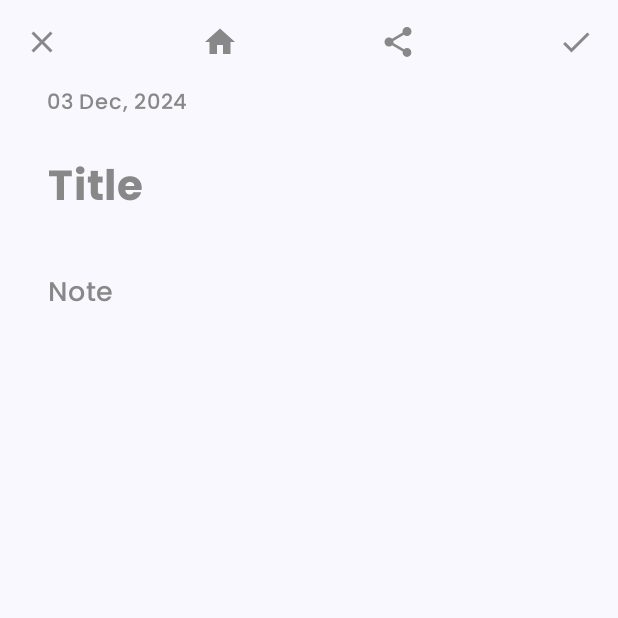
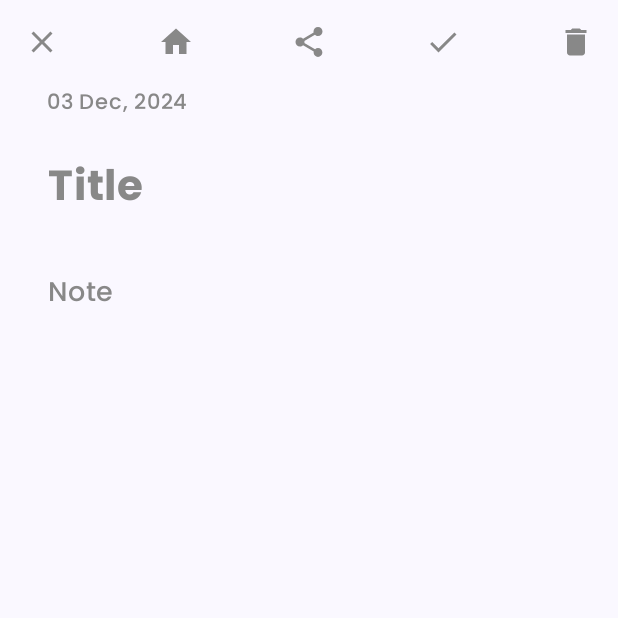
Before and after one commit to bhadravaghela0007/NoteSave, an Android app built with Jetpack Compose: the InnerScreen screen opened directly, with no data from a screen before it, on a phone screen of 412 x 824 dp, the top half of it. Run offline under Robolectric (Android 15) with nearby library versions, the phone set to English and light mode, and no system bars.

```diff
--- a/app/src/main/java/com/example/notesave/InnerScreen.kt
+++ b/app/src/main/java/com/example/notesave/InnerScreen.kt
@@ -8,29 +8,31 @@ import androidx.activity.compose.setContent
 import androidx.activity.enableEdgeToEdge
 import androidx.compose.foundation.clickable
 import androidx.compose.foundation.layout.*
+import androidx.compose.foundation.text.KeyboardActions
+import androidx.compose.foundation.text.KeyboardOptions
 import androidx.compose.material.icons.Icons
 import androidx.compose.material.icons.filled.Close
+import androidx.compose.material.icons.filled.Delete
 import androidx.compose.material.icons.filled.Done
 import androidx.compose.material.icons.filled.Home
-import androidx.compose.material.icons.filled.MoreVert
-import androidx.compose.material.icons.filled.Person
 import androidx.compose.material.icons.filled.Share
+import androidx.compose.material3.AlertDialog
+import androidx.compose.material3.Button
 import androidx.compose.material3.ExperimentalMaterial3Api
 import androidx.compose.material3.Icon
 import androidx.compose.material3.OutlinedTextField
 import androidx.compose.material3.OutlinedTextFieldDefaults
 import androidx.compose.material3.Scaffold
 import androidx.compose.material3.Text
-import androidx.compose.material3.TextField
-import androidx.compose.material3.TextFieldDefaults
+import androidx.compose.material3.TextButton
 import androidx.compose.runtime.*
 import androidx.compose.ui.Alignment
 import androidx.compose.ui.Modifier
 import androidx.compose.ui.graphics.Color
-import androidx.compose.ui.res.booleanResource
 import androidx.compose.ui.text.font.Font
 import androidx.compose.ui.text.font.FontFamily
 import androidx.compose.ui.text.font.FontWeight
+import androidx.compose.ui.text.input.KeyboardType
 import androidx.compose.ui.unit.dp
 import androidx.compose.ui.unit.sp
 import com.example.notesave.ui.theme.NoteSaveTheme
@@ -40,11 +42,18 @@ class InnerScreen : ComponentActivity() {
     override fun onCreate(savedInstanceState: Bundle?) {
         super.onCreate(savedInstanceState)
         enableEdgeToEdge()
+        var showDeleteDialog by mutableStateOf(false)
         setContent {
             NoteSaveTheme {
 
-                var titleText = remember { mutableStateOf("") }
-                var subtitleText = remember { mutableStateOf("") }
+                val intentData = intent.getSerializableExtra("allData") as? DataDetailsModel
+                val noteId = intentData?.id
+
+                var titleText by remember { mutableStateOf(intentData?.title ?: "") }
+                var subtitleText by remember { mutableStateOf(intentData?.subtitle ?: "") }
+
+                val initialTitle = intentData?.title ?: ""
+                val initialSubTitle = intentData?.subtitle ?: ""
 
                 val poppinsFontFamily = FontFamily(Font(R.font.poppins_medium))
                 val poppinsFontFamilyBold = FontFamily(Font(R.font.poppins_bold))
@@ -67,36 +76,66 @@ class InnerScreen : ComponentActivity() {
                                 contentDescription = "Close",
                                 tint = Color.Gray,
                                 modifier = Modifier.clickable {
-
+                                    finish()
                                 }
                             )
                             Icon(
                                 imageVector = Icons.Default.Home,
-                                contentDescription = "Add Person",
+                                contentDescription = "Home",
                                 tint = Color.Gray,
                                 modifier = Modifier.clickable {
+                                    if (titleText == initialTitle && subtitleText == initialSubTitle) {
+
+                                        val intent = Intent(this@InnerScreen, MainActivity::class.java)
+                                        startActivity(intent)
+                                        finish()
+                                    } else {
+                                        Toast.makeText(this@InnerScreen,
+                                            "Please save your changes before navigating Homepage.", Toast.LENGTH_SHORT).show()
+                                    }
 
                                 }
                             )
                             Icon(
                                 imageVector = Icons.Default.Share,
-                                contentDescription = "Home",
+                                contentDescription = "Share",
                                 tint = Color.Gray,
                                 modifier = Modifier.clickable {
 
+                                    val shareText = "Title: $titleText\n\nSubtitle: $subtitleText"
+
+                                    val shareIntent = Intent(Intent.ACTION_SEND).apply {
+                                        type = "text/plain"
+                                        putExtra(Intent.EXTRA_TEXT, shareText)
+                                    }
+
+                                    startActivity(Intent.createChooser(shareIntent, "Share Note"))
                                 }
                             )
-                            var mydatabase = MydataClass(applicationContext)
                             Icon(
                                 imageVector = Icons.Default.Done,
-                                contentDescription = "More Options",
+                                contentDescription = "Done",
                                 tint = Color.Gray,
-                                modifier = Modifier
-                                    .clickable {
-                                        mydatabase.insertData(title = titleText.value, subtitle = subtitleText.value)
+                                modifier = Modifier.clickable {
+                                    val myDatabase = MydataClass(applicationContext)
+                                    if (noteId != null) {
+                                        myDatabase.updateData(noteId, titleText, subtitleText)
+                                    } else {
 
-                                        val intent = Intent(this@InnerScreen, MainActivity::class.java)
-                                        startActivity(intent)
+                                        myDatabase.insertData(title = titleText, subtitle = subtitleText)
+                                    }
+                                    val intent = Intent(this@InnerScreen, MainActivity::class.java)
+                                    startActivity(intent)
+                                    finish()
+                                }
+                            )
+
+                            Icon(
+                                imageVector = Icons.Default.Delete,
+                                contentDescription = "Delete",
+                                tint = Color.Gray,
+                                modifier = Modifier.clickable {
+                                    showDeleteDialog = true
                                 }
                             )
                         }
@@ -110,10 +149,10 @@ class InnerScreen : ComponentActivity() {
 
                         Spacer(modifier = Modifier.height(8.dp))
 
-
                         OutlinedTextField(
-                            value = titleText.value,
-                            onValueChange = { titleText.value = it },
+                            value = titleText,
+                            keyboardOptions = KeyboardOptions(keyboardType = KeyboardType.Text),
+                            onValueChange = { titleText = it },
                             placeholder = {
                                 Text(
                                     text = "Title",
@@ -126,8 +165,7 @@ class InnerScreen : ComponentActivity() {
                             textStyle = androidx.compose.ui.text.TextStyle(
                                 fontSize = 28.sp,
                                 fontFamily = poppinsFontFamilyBold,
-                                fontWeight = FontWeight.Bold,
-                                color = Color.Black
+                                fontWeight = FontWeight.Bold
                             ),
                             modifier = Modifier.fillMaxWidth(),
                             colors = OutlinedTextFieldDefaults.colors(
@@ -139,8 +177,9 @@ class InnerScreen : ComponentActivity() {
                         Spacer(modifier = Modifier.height(6.dp))
 
                         OutlinedTextField(
-                            value = subtitleText.value,
-                            onValueChange = { subtitleText.value = it },
+                            value = subtitleText,
+                            keyboardOptions = KeyboardOptions(keyboardType = KeyboardType.Text),
+                            onValueChange = { subtitleText = it },
                             placeholder = {
                                 Text(
                                     text = "Note",
@@ -151,7 +190,6 @@ class InnerScreen : ComponentActivity() {
                             },
                             textStyle = androidx.compose.ui.text.TextStyle(
                                 fontSize = 18.sp,
-                                color = Color.Black,
                                 fontFamily = poppinsFontFamily
                             ),
                             modifier = Modifier.fillMaxWidth(),
@@ -162,6 +200,33 @@ class InnerScreen : ComponentActivity() {
                         )
                     }
                 }
+                if (showDeleteDialog) {
+                    AlertDialog(
+                        onDismissRequest = { showDeleteDialog = false },
+                        title = { Text(text = "Confirm Deletion") },
+                        text = { Text(text = "Are you sure you want to delete this Note?") },
+                        confirmButton = {
+                            Button(onClick = {
+                                val Data = MydataClass(applicationContext)
+                                Data.deleteData(intentData!!.id)
+
+                                Toast.makeText(this@InnerScreen, "Note Deleted", Toast.LENGTH_SHORT).show()
+
+                                val intent = Intent(this@InnerScreen, MainActivity::class.java)
+                                startActivity(intent)
+                                finish()
+
+                            }) {
+                                Text(text = "Delete")
+                            }
+                        },
+                        dismissButton = {
+                            TextButton(onClick = { showDeleteDialog = false }) {
+                                Text(text = "Cancel")
+                            }
+                        }
+                    )
+                }
             }
         }
     }
--- a/app/src/main/java/com/example/notesave/MainActivity.kt
+++ b/app/src/main/java/com/example/notesave/MainActivity.kt
@@ -85,6 +85,8 @@ class MainActivity : ComponentActivity() {
                                     .clickable
                                     {
                                         val intent = Intent(this@MainActivity, InnerScreen::class.java)
+//                                        intent.putExtra("allData","${allDatalist[index].title},${allDatalist[index].subtitle}")
+                                        intent.putExtra("allData",allDatalist[index])
                                         startActivity(intent)
                                     }, shape = RoundedCornerShape(10.dp)
                             ) {
```
Also changed, not shown: app/src/main/java/com/example/notesave/MydataClass.kt (+23 -0 lines).
